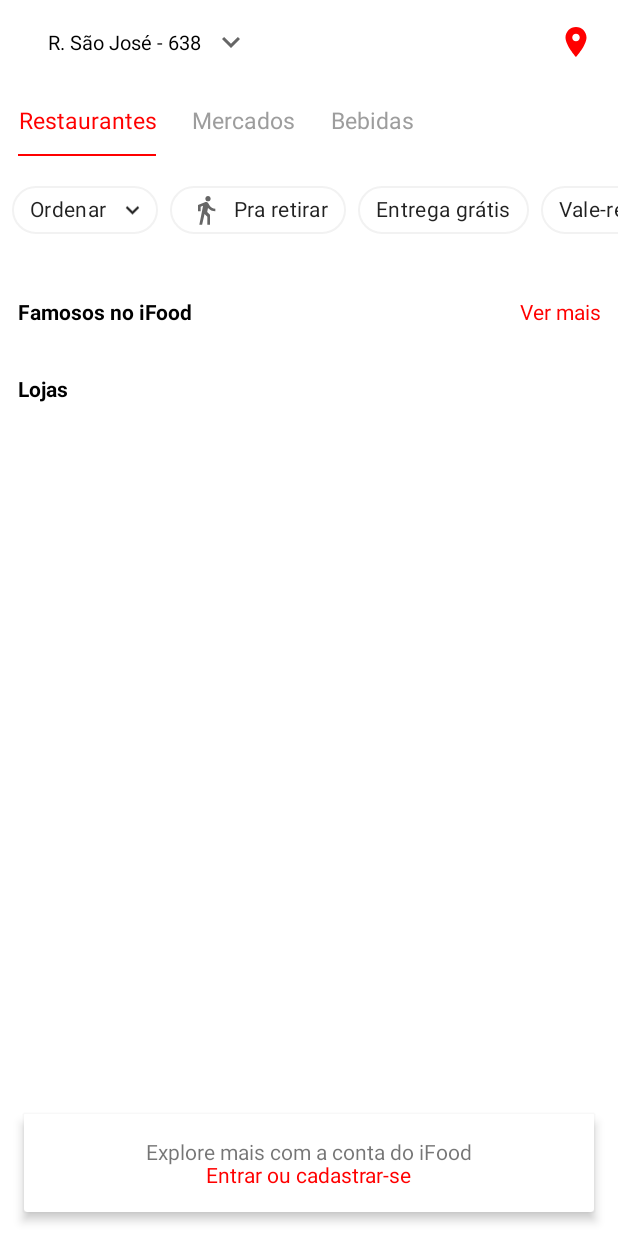
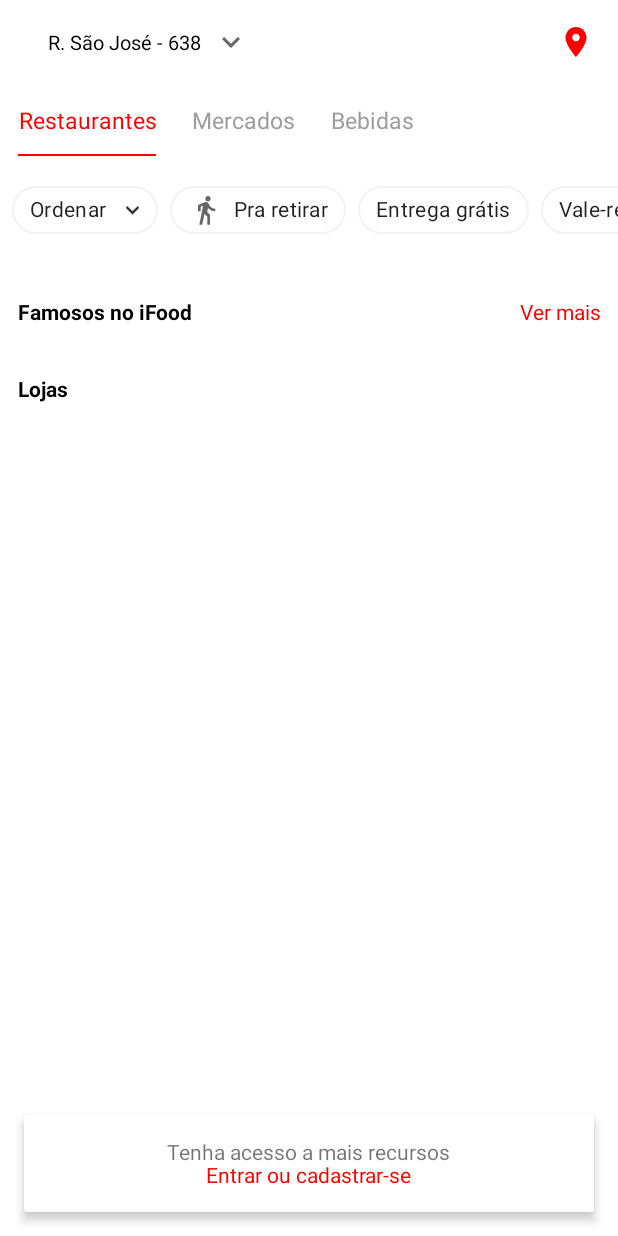
Before and after one commit to Aristevao/kotlin-donation-app, an Android app: the screen it shows after launch (MainActivity), on a phone screen of 412 x 824 dp. Run offline under Robolectric (Android 15) with nearby library versions, the phone set to English and light mode, and no system bars; libraries missing offline, so code that uses them is left out: co.tiagoaguiar.atway; 9 statements that could not run were skipped.

Commit message:
update login/register texts

```diff
--- a/app/src/main/res/values/strings.xml
+++ b/app/src/main/res/values/strings.xml
@@ -9,6 +9,6 @@
     <string name="shop_category">\u2022 %1$s \u2022 %2$.1f km</string>
     <string name="shop_price">%1$s min \u2022 R$ %2$.2f</string>
     <string name="shops">Lojas</string>
-    <string name="explore_more">Explore mais com a conta do iFood</string>
+    <string name="explore_more">Tenha acesso a mais recursos</string>
     <string name="enter">Entrar ou cadastrar-se</string>
 </resources>
```
